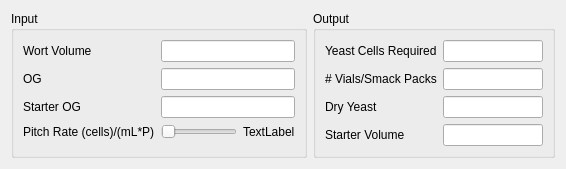
Brewtarget/brewtarget, file ui/pitchDialog.ui: the form before one commit.
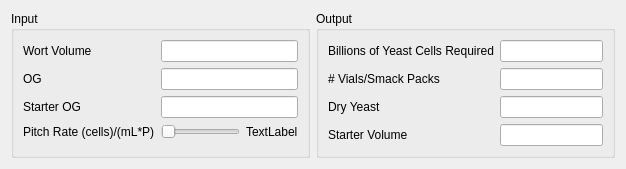
The form after the commit.

Diff of the .ui file:
```diff
--- a/ui/pitchDialog.ui
+++ b/ui/pitchDialog.ui
@@ -6,7 +6,7 @@
    <rect>
     <x>0</x>
     <y>0</y>
-    <width>566</width>
+    <width>626</width>
     <height>167</height>
    </rect>
   </property>
@@ -180,7 +180,7 @@
         <item row="0" column="0">
          <widget class="QLabel" name="label_9">
           <property name="text">
-           <string>Yeast Cells Required</string>
+           <string>Billions of Yeast Cells Required</string>
           </property>
          </widget>
         </item>
```
Left out of the diff: 2 changed lines with no effect on the pictures.
